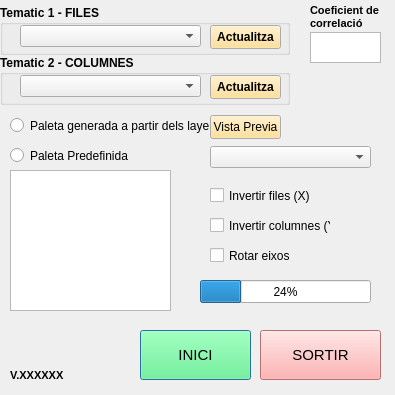
The window that Tematic_Bivariable_dialog_base.ui (TecnocampusCCU/Tematic_bivariable) describes before a commit, drawn with Qt 5.
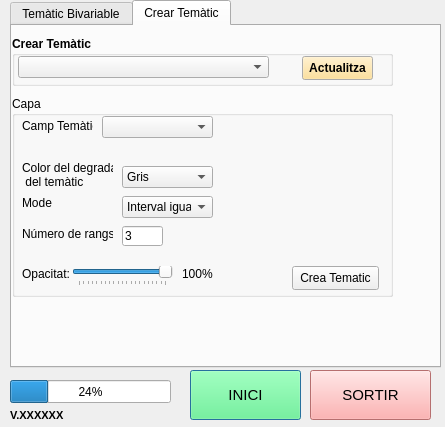
The same window after the commit. The open tabs and pages were chosen to show the change.

```diff
--- a/Tematic_Bivariable_dialog_base.ui
+++ b/Tematic_Bivariable_dialog_base.ui
@@ -6,20 +6,20 @@
    <rect>
     <x>0</x>
     <y>0</y>
-    <width>395</width>
-    <height>395</height>
+    <width>445</width>
+    <height>427</height>
    </rect>
   </property>
   <property name="minimumSize">
    <size>
-    <width>395</width>
-    <height>395</height>
+    <width>445</width>
+    <height>427</height>
    </size>
   </property>
   <property name="maximumSize">
    <size>
-    <width>395</width>
-    <height>395</height>
+    <width>445</width>
+    <height>427</height>
    </size>
   </property>
   <property name="windowTitle">
@@ -28,8 +28,8 @@
   <widget class="QPushButton" name="btoInici">
    <property name="geometry">
     <rect>
-     <x>140</x>
-     <y>330</y>
+     <x>190</x>
+     <y>370</y>
      <width>111</width>
      <height>50</height>
     </rect>
@@ -49,8 +49,8 @@
   <widget class="QPushButton" name="btoSortir">
    <property name="geometry">
     <rect>
-     <x>260</x>
-     <y>330</y>
+     <x>310</x>
+     <y>370</y>
      <width>121</width>
      <height>50</height>
     </rect>
@@ -67,50 +67,79 @@
     <string>SORTIR</string>
    </property>
   </widget>
-  <widget class="QLabel" name="versio">
+  <widget class="QTabWidget" name="tabWidget">
    <property name="geometry">
     <rect>
      <x>10</x>
-     <y>360</y>
-     <width>80</width>
-     <height>30</height>
+     <y>0</y>
+     <width>431</width>
+     <height>368</height>
+    </rect>
+   </property>
+   <property name="tabPosition">
+    <enum>QTabWidget::North</enum>
+   </property>
+   <property name="currentIndex">
+    <number>0</number>
+   </property>
+   <widget class="QWidget" name="tab_Bivariable">
+    <attribute name="title">
+     <string>Temàtic Bivariable</string>
+    </attribute>
+    <widget class="QPushButton" name="Calcula_coef">
+     <property name="geometry">
+      <rect>
+       <x>320</x>
+       <y>70</y>
+       <width>71</width>
+       <height>21</height>
+      </rect>
+     </property>
+     <property name="toolTip">
+      <string>Recarregar elements de llegenda</string>
+     </property>
+     <property name="text">
+      <string>Calcula</string>
+     </property>
+    </widget>
+    <widget class="QTextEdit" name="coef_text">
+     <property name="geometry">
+      <rect>
+       <x>320</x>
+       <y>38</y>
+       <width>71</width>
+       <height>31</height>
     </rect>
    </property>
    <property name="font">
     <font>
-     <family>MS Shell Dlg 2</family>
-     <pointsize>8</pointsize>
-     <weight>75</weight>
-     <italic>false</italic>
-     <bold>true</bold>
-    </font>
-   </property>
-   <property name="styleSheet">
-    <string notr="true"/>
-   </property>
-   <property name="text">
-    <string>V.XXXXXX</string>
-   </property>
-  </widget>
-  <widget class="QProgressBar" name="progressBar">
-   <property name="geometry">
-    <rect>
-     <x>200</x>
-     <y>280</y>
-     <width>171</width>
-     <height>23</height>
-    </rect>
-   </property>
-   <property name="value">
-    <number>24</number>
+       <pointsize>14</pointsize>
+       <kerning>false</kerning>
+      </font>
+     </property>
+     <property name="inputMethodHints">
+      <set>Qt::ImhPreferNumbers</set>
+     </property>
+     <property name="verticalScrollBarPolicy">
+      <enum>Qt::ScrollBarAlwaysOff</enum>
+     </property>
+     <property name="horizontalScrollBarPolicy">
+      <enum>Qt::ScrollBarAlwaysOff</enum>
+     </property>
+     <property name="html">
+      <string>&lt;!DOCTYPE HTML PUBLIC &quot;-//W3C//DTD HTML 4.0//EN&quot; &quot;http://www.w3.org/TR/REC-html40/strict.dtd&quot;&gt;
+&lt;html&gt;&lt;head&gt;&lt;meta name=&quot;qrichtext&quot; content=&quot;1&quot; /&gt;&lt;style type=&quot;text/css&quot;&gt;
+p, li { white-space: pre-wrap; }
+&lt;/style&gt;&lt;/head&gt;&lt;body style=&quot; font-family:'MS Shell Dlg 2'; font-size:14pt; font-weight:400; font-style:normal;&quot;&gt;
+&lt;p style=&quot;-qt-paragraph-type:empty; margin-top:0px; margin-bottom:0px; margin-left:0px; margin-right:0px; -qt-block-indent:0; text-indent:0px; font-size:12pt;&quot;&gt;&lt;br /&gt;&lt;/p&gt;&lt;/body&gt;&lt;/html&gt;</string>
    </property>
   </widget>
   <widget class="QGroupBox" name="groupBox_7">
    <property name="geometry">
     <rect>
      <x>0</x>
-     <y>5</y>
-     <width>290</width>
+       <y>4</y>
+       <width>281</width>
      <height>50</height>
     </rect>
    </property>
@@ -126,7 +155,7 @@
    <widget class="QPushButton" name="TOP_Reload">
     <property name="geometry">
      <rect>
-      <x>210</x>
+        <x>196</x>
       <y>20</y>
       <width>71</width>
       <height>24</height>
@@ -287,7 +316,7 @@
    <widget class="QComboBox" name="Tematic_Top">
     <property name="geometry">
      <rect>
-      <x>20</x>
+        <x>6</x>
       <y>20</y>
       <width>181</width>
       <height>22</height>
@@ -299,8 +328,8 @@
    <property name="geometry">
     <rect>
      <x>0</x>
-     <y>55</y>
-     <width>290</width>
+       <y>54</y>
+       <width>281</width>
      <height>50</height>
     </rect>
    </property>
@@ -316,7 +345,7 @@
    <widget class="QPushButton" name="BOTTOM_Reload">
     <property name="geometry">
      <rect>
-      <x>210</x>
+        <x>196</x>
       <y>20</y>
       <width>71</width>
       <height>24</height>
@@ -477,19 +506,144 @@
    <widget class="QComboBox" name="Tematic_Bottom">
     <property name="geometry">
      <rect>
-      <x>20</x>
+        <x>6</x>
       <y>20</y>
       <width>181</width>
       <height>22</height>
      </rect>
     </property>
    </widget>
+    </widget>
+    <widget class="QLabel" name="Coef_correl">
+     <property name="geometry">
+      <rect>
+       <x>320</x>
+       <y>8</y>
+       <width>80</width>
+       <height>30</height>
+      </rect>
+     </property>
+     <property name="font">
+      <font>
+       <family>MS Shell Dlg 2</family>
+       <pointsize>8</pointsize>
+       <weight>75</weight>
+       <italic>false</italic>
+       <bold>true</bold>
+      </font>
+     </property>
+     <property name="styleSheet">
+      <string notr="true"/>
+     </property>
+     <property name="text">
+      <string>Coeficient de
+correlació</string>
+     </property>
+    </widget>
+    <widget class="QGroupBox" name="Paleta_panel">
+     <property name="geometry">
+      <rect>
+       <x>0</x>
+       <y>110</y>
+       <width>391</width>
+       <height>231</height>
+      </rect>
+     </property>
+     <property name="title">
+      <string/>
+     </property>
+     <widget class="QCheckBox" name="Reverse_Bottom">
+      <property name="geometry">
+       <rect>
+        <x>210</x>
+        <y>140</y>
+        <width>121</width>
+        <height>31</height>
+       </rect>
+      </property>
+      <property name="text">
+       <string>Invertir columnes (Y)</string>
+      </property>
+     </widget>
+     <widget class="QCheckBox" name="Rotate_axis">
+      <property name="geometry">
+       <rect>
+        <x>210</x>
+        <y>170</y>
+        <width>81</width>
+        <height>31</height>
+       </rect>
+      </property>
+      <property name="text">
+       <string>Rotar eixos</string>
+      </property>
+     </widget>
+     <widget class="QCheckBox" name="Reverse_Top">
+      <property name="geometry">
+       <rect>
+        <x>210</x>
+        <y>110</y>
+        <width>101</width>
+        <height>31</height>
+       </rect>
+      </property>
+      <property name="text">
+       <string>Invertir files (X)</string>
+      </property>
+     </widget>
+     <widget class="QPushButton" name="VistaPrevia">
+      <property name="geometry">
+       <rect>
+        <x>210</x>
+        <y>9</y>
+        <width>71</width>
+        <height>24</height>
+       </rect>
+      </property>
+      <property name="toolTip">
+       <string>Recarregar elements de llegenda</string>
+      </property>
+      <property name="text">
+       <string>Vista Previa</string>
+      </property>
+     </widget>
+     <widget class="QComboBox" name="combo">
+      <property name="geometry">
+       <rect>
+        <x>210</x>
+        <y>40</y>
+        <width>161</width>
+        <height>22</height>
+       </rect>
+      </property>
+      <property name="styleSheet">
+       <string notr="true">QComboBox::item:hover {
+    background: qlineargradient(x1: 0, y1: 0, x2: 0, y2: 1,
+                                stop: 0 #FAFBFE, stop: 1 #DCDEF1);
+}</string>
+      </property>
+      <property name="maxVisibleItems">
+       <number>14</number>
+      </property>
+     </widget>
+     <widget class="QRadioButton" name="PaletaLayers">
+      <property name="geometry">
+       <rect>
+        <x>10</x>
+        <y>8</y>
+        <width>201</width>
+        <height>21</height>
+       </rect>
+      </property>
+      <property name="text">
+       <string>Paleta generada a partir dels layers</string>
+      </property>
   </widget>
   <widget class="QGraphicsView" name="graphic_preview">
    <property name="geometry">
     <rect>
      <x>10</x>
-     <y>170</y>
+        <y>63</y>
      <width>161</width>
      <height>141</height>
     </rect>
@@ -507,127 +661,24 @@
     <enum>QGraphicsView::AnchorViewCenter</enum>
    </property>
   </widget>
-  <widget class="QComboBox" name="combo">
+     <widget class="QCheckBox" name="Show_Label">
    <property name="geometry">
     <rect>
-     <x>210</x>
-     <y>146</y>
-     <width>161</width>
-     <height>22</height>
-    </rect>
-   </property>
-   <property name="styleSheet">
-    <string notr="true">QComboBox::item:hover {
-    background: qlineargradient(x1: 0, y1: 0, x2: 0, y2: 1,
-                                stop: 0 #FAFBFE, stop: 1 #DCDEF1);
-}</string>
-   </property>
-   <property name="maxVisibleItems">
-    <number>14</number>
-   </property>
-  </widget>
-  <widget class="QCheckBox" name="Reverse_Bottom">
-   <property name="geometry">
-    <rect>
-     <x>210</x>
-     <y>210</y>
-     <width>121</width>
-     <height>31</height>
-    </rect>
-   </property>
-   <property name="text">
-    <string>Invertir columnes (Y)</string>
-   </property>
-  </widget>
-  <widget class="QCheckBox" name="Reverse_Top">
-   <property name="geometry">
-    <rect>
-     <x>210</x>
-     <y>180</y>
-     <width>101</width>
-     <height>31</height>
-    </rect>
-   </property>
-   <property name="text">
-    <string>Invertir files (X)</string>
-   </property>
-  </widget>
-  <widget class="QCheckBox" name="Rotate_axis">
-   <property name="geometry">
-    <rect>
-     <x>210</x>
-     <y>240</y>
+        <x>10</x>
+        <y>203</y>
      <width>81</width>
      <height>31</height>
     </rect>
    </property>
    <property name="text">
-    <string>Rotar eixos</string>
-   </property>
-  </widget>
-  <widget class="QLabel" name="Coef_correl">
-   <property name="geometry">
-    <rect>
-     <x>310</x>
-     <y>2</y>
-     <width>80</width>
-     <height>30</height>
-    </rect>
-   </property>
-   <property name="font">
-    <font>
-     <family>MS Shell Dlg 2</family>
-     <pointsize>8</pointsize>
-     <weight>75</weight>
-     <italic>false</italic>
-     <bold>true</bold>
-    </font>
-   </property>
-   <property name="styleSheet">
-    <string notr="true"/>
-   </property>
-   <property name="text">
-    <string>Coeficient de
-correlació</string>
-   </property>
-  </widget>
-  <widget class="QTextEdit" name="coef_text">
-   <property name="geometry">
-    <rect>
-     <x>310</x>
-     <y>32</y>
-     <width>71</width>
-     <height>31</height>
-    </rect>
-   </property>
-   <property name="font">
-    <font>
-     <pointsize>14</pointsize>
-     <kerning>false</kerning>
-    </font>
-   </property>
-   <property name="inputMethodHints">
-    <set>Qt::ImhPreferNumbers</set>
-   </property>
-   <property name="verticalScrollBarPolicy">
-    <enum>Qt::ScrollBarAlwaysOff</enum>
-   </property>
-   <property name="horizontalScrollBarPolicy">
-    <enum>Qt::ScrollBarAlwaysOff</enum>
-   </property>
-   <property name="html">
-    <string>&lt;!DOCTYPE HTML PUBLIC &quot;-//W3C//DTD HTML 4.0//EN&quot; &quot;http://www.w3.org/TR/REC-html40/strict.dtd&quot;&gt;
-&lt;html&gt;&lt;head&gt;&lt;meta name=&quot;qrichtext&quot; content=&quot;1&quot; /&gt;&lt;style type=&quot;text/css&quot;&gt;
-p, li { white-space: pre-wrap; }
-&lt;/style&gt;&lt;/head&gt;&lt;body style=&quot; font-family:'MS Shell Dlg 2'; font-size:14pt; font-weight:400; font-style:normal;&quot;&gt;
-&lt;p style=&quot;-qt-paragraph-type:empty; margin-top:0px; margin-bottom:0px; margin-left:0px; margin-right:0px; -qt-block-indent:0; text-indent:0px; font-size:12pt;&quot;&gt;&lt;br /&gt;&lt;/p&gt;&lt;/body&gt;&lt;/html&gt;</string>
+       <string>Mostra etiq.</string>
    </property>
   </widget>
   <widget class="QRadioButton" name="PaletaPredefinida">
    <property name="geometry">
     <rect>
      <x>10</x>
-     <y>145</y>
+        <y>38</y>
      <width>151</width>
      <height>21</height>
     </rect>
@@ -636,24 +687,301 @@
     <string>Paleta Predefinida</string>
    </property>
   </widget>
-  <widget class="QRadioButton" name="PaletaLayers">
+     <widget class="QPushButton" name="Export_image">
    <property name="geometry">
     <rect>
+        <x>90</x>
+        <y>205</y>
+        <width>81</width>
+        <height>24</height>
+       </rect>
+      </property>
+      <property name="toolTip">
+       <string>Recarregar elements de llegenda</string>
+      </property>
+      <property name="text">
+       <string>Exporta imatge</string>
+      </property>
+     </widget>
+    </widget>
+   </widget>
+   <widget class="QWidget" name="tab_Tematic">
+    <attribute name="title">
+     <string>Crear Temàtic</string>
+    </attribute>
+    <widget class="QGroupBox" name="Capa_panel">
+     <property name="geometry">
+      <rect>
+       <x>0</x>
+       <y>70</y>
+       <width>381</width>
+       <height>201</height>
+      </rect>
+     </property>
+     <property name="title">
+      <string>Capa</string>
+     </property>
+     <widget class="QLineEdit" name="LE_rang">
+      <property name="geometry">
+       <rect>
+        <x>110</x>
+        <y>130</y>
+        <width>41</width>
+        <height>20</height>
+       </rect>
+      </property>
+      <property name="text">
+       <string>3</string>
+      </property>
+     </widget>
+     <widget class="QLabel" name="label_7">
+      <property name="geometry">
+       <rect>
      <x>10</x>
-     <y>115</y>
-     <width>201</width>
-     <height>21</height>
+        <y>130</y>
+        <width>91</width>
+        <height>16</height>
     </rect>
    </property>
    <property name="text">
-    <string>Paleta generada a partir dels layers</string>
-   </property>
-  </widget>
-  <widget class="QPushButton" name="VistaPrevia">
+       <string>Número de rangs</string>
+      </property>
+     </widget>
+     <widget class="QComboBox" name="ColorDegradat">
    <property name="geometry">
     <rect>
-     <x>210</x>
-     <y>115</y>
+        <x>110</x>
+        <y>70</y>
+        <width>91</width>
+        <height>22</height>
+       </rect>
+      </property>
+      <property name="cursor">
+       <cursorShape>PointingHandCursor</cursorShape>
+      </property>
+      <item>
+       <property name="text">
+        <string>Gris</string>
+       </property>
+      </item>
+      <item>
+       <property name="text">
+        <string>Vermell</string>
+       </property>
+      </item>
+      <item>
+       <property name="text">
+        <string>Groc</string>
+       </property>
+      </item>
+      <item>
+       <property name="text">
+        <string>Blau</string>
+       </property>
+      </item>
+      <item>
+       <property name="text">
+        <string>Verd</string>
+       </property>
+      </item>
+     </widget>
+     <widget class="QSlider" name="Transparencia">
+      <property name="geometry">
+       <rect>
+        <x>60</x>
+        <y>170</y>
+        <width>101</width>
+        <height>20</height>
+       </rect>
+      </property>
+      <property name="maximum">
+       <number>100</number>
+      </property>
+      <property name="singleStep">
+       <number>1</number>
+      </property>
+      <property name="pageStep">
+       <number>100</number>
+      </property>
+      <property name="value">
+       <number>100</number>
+      </property>
+      <property name="orientation">
+       <enum>Qt::Horizontal</enum>
+      </property>
+      <property name="invertedControls">
+       <bool>false</bool>
+      </property>
+      <property name="tickPosition">
+       <enum>QSlider::TicksBelow</enum>
+      </property>
+      <property name="tickInterval">
+       <number>5</number>
+      </property>
+     </widget>
+     <widget class="QLabel" name="Transparencia_lbl">
+      <property name="geometry">
+       <rect>
+        <x>170</x>
+        <y>170</y>
+        <width>31</width>
+        <height>16</height>
+       </rect>
+      </property>
+      <property name="font">
+       <font>
+        <weight>50</weight>
+        <bold>false</bold>
+       </font>
+      </property>
+      <property name="text">
+       <string>100%</string>
+      </property>
+     </widget>
+     <widget class="QComboBox" name="combo_Tipus">
+      <property name="geometry">
+       <rect>
+        <x>110</x>
+        <y>100</y>
+        <width>91</width>
+        <height>22</height>
+       </rect>
+      </property>
+      <item>
+       <property name="text">
+        <string>Interval igual</string>
+       </property>
+      </item>
+      <item>
+       <property name="text">
+        <string>Quantil</string>
+       </property>
+      </item>
+      <item>
+       <property name="text">
+        <string>Ruptures naturals</string>
+       </property>
+      </item>
+      <item>
+       <property name="text">
+        <string>Desviació estandard</string>
+       </property>
+      </item>
+      <item>
+       <property name="text">
+        <string>Pretty breaks</string>
+       </property>
+      </item>
+     </widget>
+     <widget class="QLabel" name="label_9">
+      <property name="geometry">
+       <rect>
+        <x>10</x>
+        <y>100</y>
+        <width>46</width>
+        <height>13</height>
+       </rect>
+      </property>
+      <property name="text">
+       <string>Mode</string>
+      </property>
+     </widget>
+     <widget class="QLabel" name="label_8">
+      <property name="geometry">
+       <rect>
+        <x>10</x>
+        <y>170</y>
+        <width>51</width>
+        <height>16</height>
+       </rect>
+      </property>
+      <property name="font">
+       <font>
+        <weight>50</weight>
+        <bold>false</bold>
+       </font>
+      </property>
+      <property name="text">
+       <string>Opacitat:</string>
+      </property>
+     </widget>
+     <widget class="QLabel" name="label_10">
+      <property name="geometry">
+       <rect>
+        <x>10</x>
+        <y>63</y>
+        <width>91</width>
+        <height>31</height>
+       </rect>
+      </property>
+      <property name="text">
+       <string>Color del degradat
+ del temàtic</string>
+      </property>
+     </widget>
+     <widget class="QComboBox" name="Camp_tematic">
+      <property name="geometry">
+       <rect>
+        <x>90</x>
+        <y>20</y>
+        <width>111</width>
+        <height>22</height>
+       </rect>
+      </property>
+     </widget>
+     <widget class="QLabel" name="label_11">
+      <property name="geometry">
+       <rect>
+        <x>10</x>
+        <y>22</y>
+        <width>71</width>
+        <height>16</height>
+       </rect>
+      </property>
+      <property name="text">
+       <string>Camp Temàtic</string>
+      </property>
+     </widget>
+     <widget class="QPushButton" name="CreaTematic1">
+      <property name="geometry">
+       <rect>
+        <x>280</x>
+        <y>170</y>
+        <width>87</width>
+        <height>24</height>
+       </rect>
+      </property>
+      <property name="toolTip">
+       <string>Recarregar elements de llegenda</string>
+      </property>
+      <property name="text">
+       <string>Crea Tematic</string>
+      </property>
+     </widget>
+    </widget>
+    <widget class="QGroupBox" name="groupBox_8">
+     <property name="geometry">
+      <rect>
+       <x>0</x>
+       <y>10</y>
+       <width>381</width>
+       <height>50</height>
+      </rect>
+     </property>
+     <property name="font">
+      <font>
+       <weight>75</weight>
+       <bold>true</bold>
+      </font>
+     </property>
+     <property name="title">
+      <string>Crear Temàtic</string>
+     </property>
+     <widget class="QPushButton" name="Tematic_Reload">
+      <property name="geometry">
+       <rect>
+        <x>290</x>
+        <y>20</y>
      <width>71</width>
      <height>24</height>
     </rect>
@@ -807,7 +1135,58 @@
     <string>Recarregar elements de llegenda</string>
    </property>
    <property name="text">
-    <string>Vista Previa</string>
+       <string>Actualitza</string>
+      </property>
+     </widget>
+     <widget class="QComboBox" name="Tematic">
+      <property name="geometry">
+       <rect>
+        <x>6</x>
+        <y>20</y>
+        <width>251</width>
+        <height>22</height>
+       </rect>
+      </property>
+     </widget>
+    </widget>
+   </widget>
+  </widget>
+  <widget class="QLabel" name="versio">
+   <property name="geometry">
+    <rect>
+     <x>10</x>
+     <y>400</y>
+     <width>80</width>
+     <height>30</height>
+    </rect>
+   </property>
+   <property name="font">
+    <font>
+     <family>MS Shell Dlg 2</family>
+     <pointsize>8</pointsize>
+     <weight>75</weight>
+     <italic>false</italic>
+     <bold>true</bold>
+    </font>
+   </property>
+   <property name="styleSheet">
+    <string notr="true"/>
+   </property>
+   <property name="text">
+    <string>V.XXXXXX</string>
+   </property>
+  </widget>
+  <widget class="QProgressBar" name="progressBar">
+   <property name="geometry">
+    <rect>
+     <x>10</x>
+     <y>380</y>
+     <width>161</width>
+     <height>23</height>
+    </rect>
+   </property>
+   <property name="value">
+    <number>24</number>
    </property>
   </widget>
  </widget>
```
Lines whose indentation alone changed are shown as unchanged.
